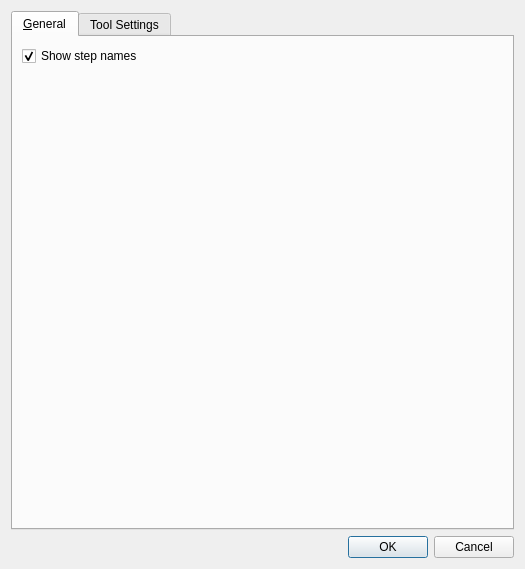
Before: the Qt Designer form src/mapclient/view/managers/options/qt/optionsdialog.ui in MusculoskeletalAtlasProject/mapclient, drawn with Qt 5.
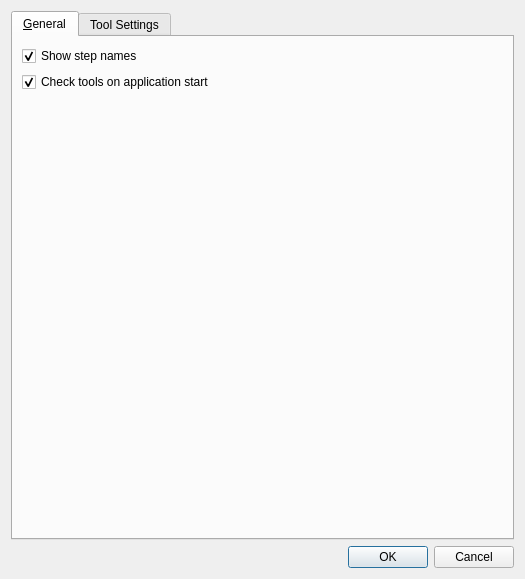
After: the same form once the commit is applied.

Commit message: Implement Create button in virtualenv options.  Add option to not check tools on startup.

```diff
--- a/src/mapclient/view/managers/options/qt/optionsdialog.ui
+++ b/src/mapclient/view/managers/options/qt/optionsdialog.ui
@@ -7,7 +7,7 @@
     <x>0</x>
     <y>0</y>
     <width>525</width>
-    <height>569</height>
+    <height>579</height>
    </rect>
   </property>
   <property name="windowTitle">
@@ -34,7 +34,7 @@
        <string>&amp;General</string>
       </attribute>
       <layout class="QGridLayout" name="gridLayout_3">
-       <item row="1" column="1">
+       <item row="2" column="1">
         <spacer name="verticalSpacer">
          <property name="orientation">
           <enum>Qt::Vertical</enum>
@@ -57,6 +57,16 @@
          </property>
         </widget>
        </item>
+       <item row="1" column="0">
+        <widget class="QCheckBox" name="checkBoxCheckToolsOnStartup">
+         <property name="text">
+          <string>Check tools on application start</string>
+         </property>
+         <property name="checked">
+          <bool>true</bool>
+         </property>
+        </widget>
+       </item>
       </layout>
      </widget>
      <widget class="QWidget" name="tabToolSettings">
```
The commit also changes 7 other files.
